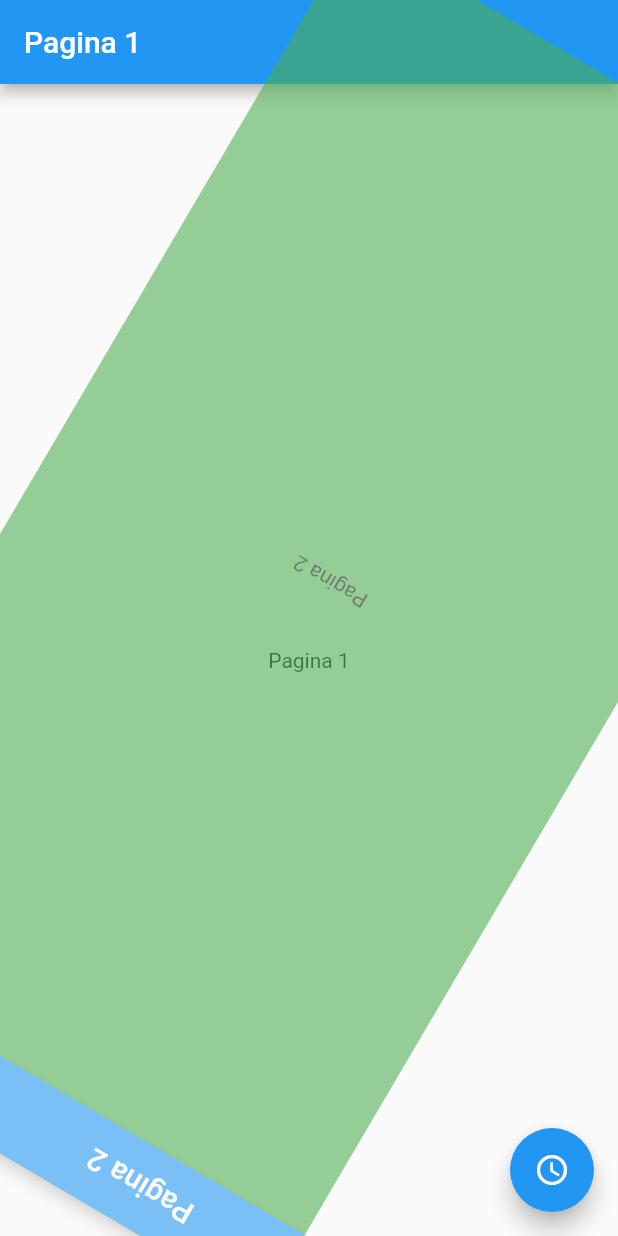
After one commit to rmoralesd/page_transitions, a Flutter app: the screen it shows after launch, after a tap on the "access time" icon, on a phone screen of 412 x 824 dp. The commit adds this screen. Run offline on Flutter 3.47's test engine with Material 2 defaults, Android fonts, the phone set to English and light mode, and no system bars.

Commit message:
Algunas animaciones

```diff
--- a/lib/main.dart
+++ b/lib/main.dart
@@ -1,4 +1,5 @@
 import 'package:flutter/material.dart';
+import 'package:page_transitions/pages/pagina1_page.dart';
 
 void main() => runApp(MyApp());
 
@@ -6,17 +7,9 @@ class MyApp extends StatelessWidget {
   @override
   Widget build(BuildContext context) {
     return MaterialApp(
-      title: 'Material App',
-      home: Scaffold(
-        appBar: AppBar(
-          title: Text('Material App Bar'),
-        ),
-        body: Center(
-          child: Container(
-            child: Text('Hello World'),
-          ),
-        ),
-      ),
+      debugShowCheckedModeBanner: false,
+      title: 'Transiciones',
+      home: Pagina1Page(),
     );
   }
 }
--- /dev/null
+++ b/lib/pages/pagina1_page.dart
@@ -0,0 +1,61 @@
+import 'package:flutter/material.dart';
+import 'package:page_transitions/pages/pagina2_page.dart';
+
+class Pagina1Page extends StatelessWidget {
+  @override
+  Widget build(BuildContext context) {
+    return Scaffold(
+      appBar: AppBar(
+        title: Text('Pagina 1'),
+      ),
+      body: Center(
+        child: Text('Pagina 1'),
+      ),
+      floatingActionButton: FloatingActionButton(
+        child: Icon(Icons.access_time),
+        onPressed: () {
+          Navigator.push(context, _crearRuta());
+        },
+      ),
+    );
+  }
+
+  Route _crearRuta() {
+    return PageRouteBuilder(
+        pageBuilder: (BuildContext context, Animation<double> animation,
+                Animation<double> secondaryAnimation) =>
+            Pagina2Page(),
+        transitionDuration: Duration(milliseconds: 2000),
+        transitionsBuilder: (context, animation, secondaryAnimation, child) {
+          final curvedAnimation =
+              CurvedAnimation(parent: animation, curve: Curves.easeInOut);
+          // return SlideTransition(
+          //   position: Tween<Offset>(begin: Offset(0.5, 1.0), end: Offset.zero)
+          //       .animate(curvedAnimation),
+          //   child: child,
+          // );
+          // return ScaleTransition(
+          //   child: child,
+          //   scale: Tween<double>(begin: 0.0, end: 1.0).animate(curvedAnimation),
+          // );
+          // return RotationTransition(
+          //   child: child,
+          //   turns: Tween<double>(begin: 0.0, end: 1.0).animate(curvedAnimation),
+          // );
+          // return FadeTransition(
+          //   child: child,
+          //   opacity:
+          //       Tween<double>(begin: 0.0, end: 1.0).animate(curvedAnimation),
+          // );
+
+          return RotationTransition(
+            child: FadeTransition(
+              child: child,
+              opacity:
+                  Tween<double>(begin: 0.0, end: 1.0).animate(curvedAnimation),
+            ),
+            turns: Tween<double>(begin: 0.0, end: 1.0).animate(curvedAnimation),
+          );
+        });
+  }
+}
--- /dev/null
+++ b/lib/pages/pagina2_page.dart
@@ -0,0 +1,16 @@
+import 'package:flutter/material.dart';
+
+class Pagina2Page extends StatelessWidget {
+  @override
+  Widget build(BuildContext context) {
+    return Scaffold(
+      appBar: AppBar(
+        title: Text('Pagina 2'),
+      ),
+      backgroundColor: Colors.green,
+      body: Center(
+        child: Text('Pagina 2'),
+      ),
+    );
+  }
+}
```
